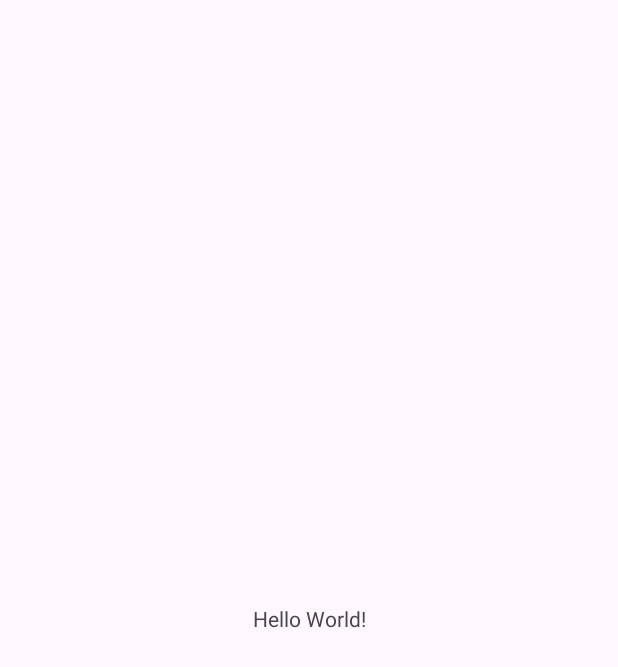
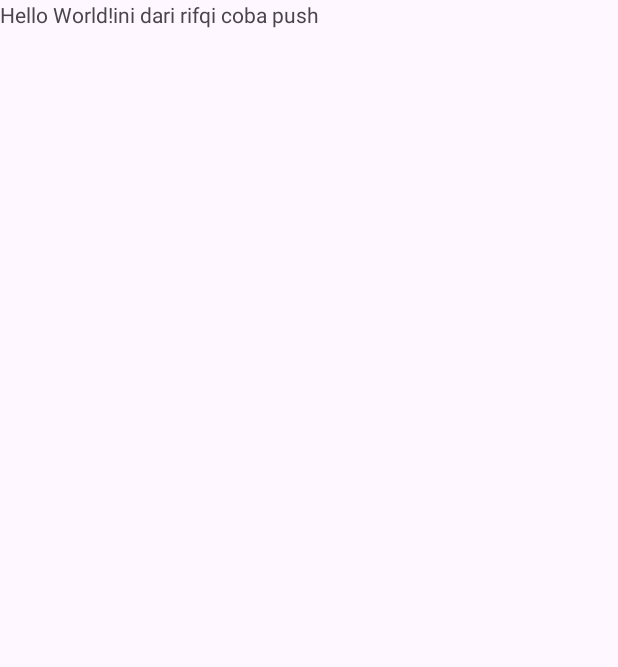
Before and after one commit to RifqiR3/chimoy, an Android app: the screen it shows after launch (MainActivity), on a phone screen of 412 x 824 dp. Before the commit the part shown is almost empty. Shown: the top 667 px of the screen. Run offline under Robolectric (Android 15) with nearby library versions, the phone set to English and light mode, and no system bars.

Commit message:
update Layout

```diff
--- a/app/src/main/res/layout/activity_main.xml
+++ b/app/src/main/res/layout/activity_main.xml
@@ -1,5 +1,5 @@
 <?xml version="1.0" encoding="utf-8"?>
-<androidx.constraintlayout.widget.ConstraintLayout xmlns:android="http://schemas.android.com/apk/res/android"
+<LinearLayout xmlns:android="http://schemas.android.com/apk/res/android"
     xmlns:app="http://schemas.android.com/apk/res-auto"
     xmlns:tools="http://schemas.android.com/tools"
     android:layout_width="match_parent"
@@ -15,4 +15,9 @@
         app:layout_constraintStart_toStartOf="parent"
         app:layout_constraintTop_toTopOf="parent" />
 
-</androidx.constraintlayout.widget.ConstraintLayout>
+    <TextView
+        android:layout_width="match_parent"
+        android:layout_height="wrap_content"
+        android:text="ini dari rifqi coba push"/>
+
+</LinearLayout>
```
